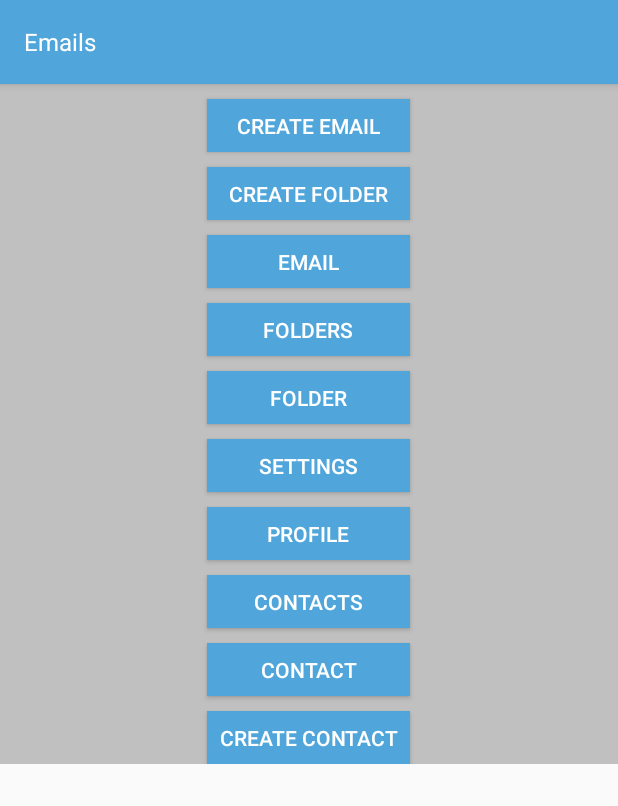
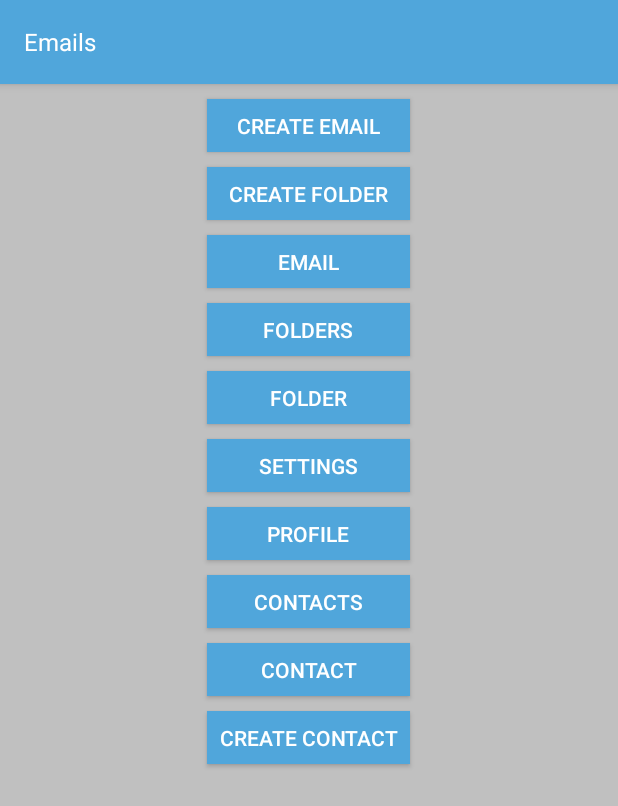
Before and after one commit to Mitra236/doPostAndroid, an Android app: the EmailsActivity screen opened directly, with no data from a screen before it, on a phone screen of 412 x 824 dp. Shown: the top 806 px of the screen. Run offline under Robolectric (Android 15) with nearby library versions, the phone set to English and light mode, and no system bars; Roboto replaces fonts that are not available here.

Commit message:
Izmenjen layout u email

```diff
--- a/DoPostEmail/app/src/main/java/com/example/dopostemail/activities/EmailsActivity.java
+++ b/DoPostEmail/app/src/main/java/com/example/dopostemail/activities/EmailsActivity.java
@@ -3,7 +3,6 @@ package com.example.dopostemail.activities;
 
 import android.content.Intent;
 import android.os.Bundle;
-import android.provider.Settings;
 import android.support.v7.app.AppCompatActivity;
 import android.view.View;
 import android.widget.Button;
--- a/DoPostEmail/app/src/main/res/layout/activity_posts.xml
+++ b/DoPostEmail/app/src/main/res/layout/activity_posts.xml
@@ -1,7 +1,8 @@
 <?xml version="1.0" encoding="utf-8"?>
-<ScrollView
+<LinearLayout
     xmlns:android="http://schemas.android.com/apk/res/android"
     xmlns:tools="http://schemas.android.com/tools"
+    xmlns:app="http://schemas.android.com/apk/res-auto"
     android:layout_width="match_parent"
     android:layout_height="match_parent"
     android:orientation="vertical">
@@ -120,4 +121,4 @@
 
     </LinearLayout>
 
-</ScrollView>
+</LinearLayout>
--- a/DoPostEmail/app/src/main/res/layout/toolbar.xml
+++ b/DoPostEmail/app/src/main/res/layout/toolbar.xml
@@ -4,11 +4,10 @@
     xmlns:tools="http://schemas.android.com/tools"
     android:layout_width="match_parent"
     android:layout_height="wrap_content"
-    android:background="@color/black"
+    android:background="@color/colorToolbar"
     android:elevation="4dp"
     android:theme="@style/ThemeOverlay.AppCompat.Dark.ActionBar"
-    app:popupTheme="@style/ThemeOverlay.AppCompat.Light"
-    app:titleTextColor="#9900FF">
+    app:popupTheme="@style/ThemeOverlay.AppCompat.Light">
 
     <ImageView
         android:id="@+id/icon_trash"
```
